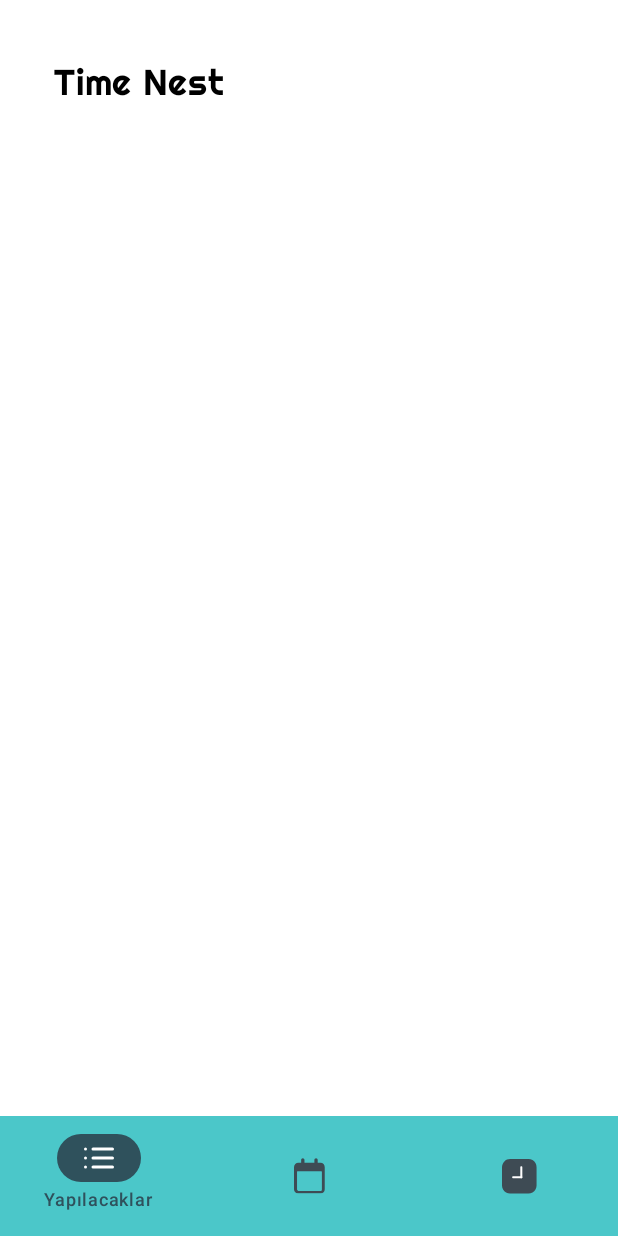
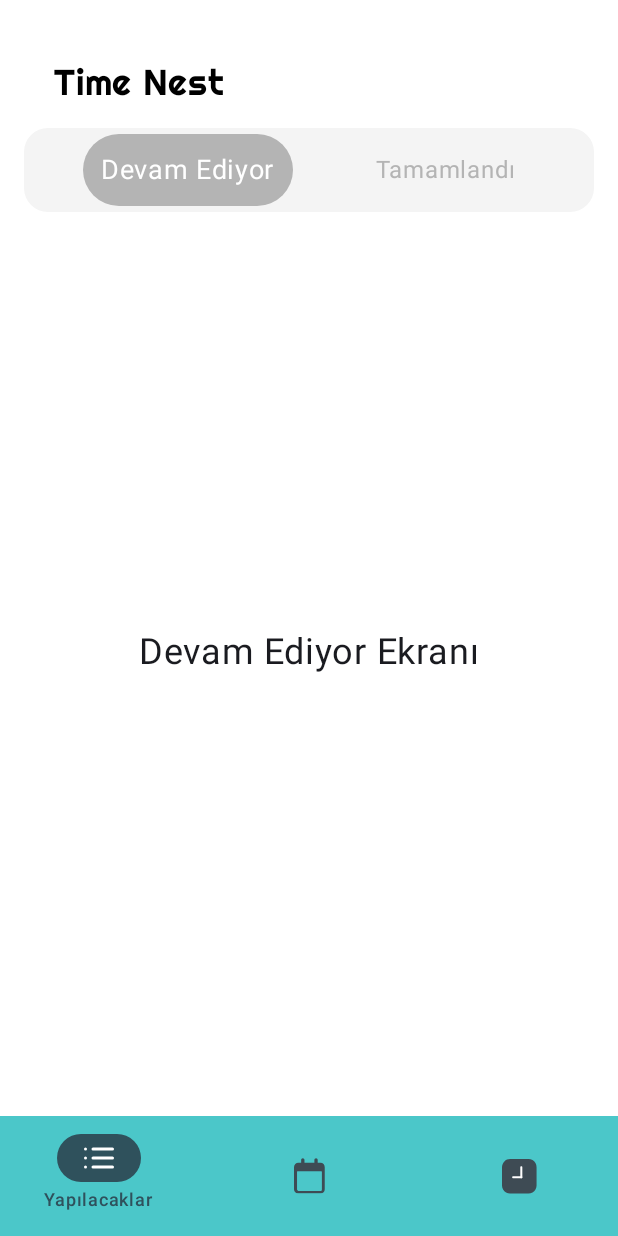
Before and after one commit to Muhammed-Turgut/Time-Nest-App-MT, an Android app built with Jetpack Compose: the screen it shows after launch (MainActivity), on a phone screen of 412 x 824 dp. Run offline under Robolectric (Android 15) with nearby library versions, the phone set to English and light mode, and no system bars.

Commit message:
Yapılacaklar ekranındaki topnavigation bar tamamlandı

```diff
--- a/app/src/main/AndroidManifest.xml
+++ b/app/src/main/AndroidManifest.xml
@@ -13,7 +13,7 @@
         android:theme="@style/Theme.TimeNestApp"
         tools:targetApi="31">
         <activity
-            android:name=".SplashScreen"
+            android:name=".Activitys.SplashScreen"
             android:exported="true"
             android:label="@string/title_activity_splash_screen"
             android:theme="@style/Theme.TimeNestApp" >
@@ -24,7 +24,7 @@
             </intent-filter>
         </activity>
         <activity
-            android:name=".MainActivity"
+            android:name=".Activitys.MainActivity"
             android:exported="false"
             android:label="@string/app_name"
             android:theme="@style/Theme.TimeNestApp">
--- a/app/src/main/java/com/muhammedturgut/timenestapp/MainActivity.kt
+++ b/app/src/main/java/com/muhammedturgut/timenestapp/Activitys/MainActivity.kt
@@ -1,19 +1,15 @@
-package com.muhammedturgut.timenestapp
+package com.muhammedturgut.timenestapp.Activitys
 
 import android.os.Bundle
 import androidx.activity.ComponentActivity
 import androidx.activity.compose.setContent
 import androidx.activity.enableEdgeToEdge
 import androidx.compose.foundation.Image
-import androidx.compose.foundation.background
 import androidx.compose.foundation.layout.*
 import androidx.compose.material3.*
 import androidx.compose.runtime.*
 import androidx.compose.ui.Modifier
-import androidx.compose.ui.graphics.Color
 import androidx.compose.ui.res.painterResource
-import androidx.compose.ui.text.font.Font
-import androidx.compose.ui.text.font.FontFamily
 import androidx.compose.ui.unit.dp
 import androidx.compose.ui.unit.sp
 import androidx.compose.ui.tooling.preview.Preview
@@ -21,18 +17,13 @@ import androidx.navigation.NavHostController
 import androidx.navigation.compose.NavHost
 import androidx.navigation.compose.composable
 import androidx.navigation.compose.rememberNavController
+import com.muhammedturgut.timenestapp.ModelClass.BottomNavigationItem
+import com.muhammedturgut.timenestapp.R
+import com.muhammedturgut.timenestapp.Screens.ToDoScreen
 import com.muhammedturgut.timenestapp.ui.theme.PrimaryColor
 import com.muhammedturgut.timenestapp.ui.theme.TimeNestAppTheme
 import com.muhammedturgut.timenestapp.ui.theme.selectedIconColor
 
-data class BottomNavigationItem(
-    val title: String,
-    val selectedIcon: Int,
-    val unSelectedIcon: Int,
-    val route: String,
-    val hasNews: Boolean,
-    val badgeCount: Int? = null
-)
 
 class MainActivity : ComponentActivity() {
     override fun onCreate(savedInstanceState: Bundle?) {
@@ -40,70 +31,56 @@ class MainActivity : ComponentActivity() {
         enableEdgeToEdge()
         setContent {
             TimeNestAppTheme {
-                val navController = rememberNavController()
+                val navControllerBottom = rememberNavController()
                 Surface {
                     Scaffold(
                         bottomBar = {
-                            NavigationBottomBar(navController)
+                            NavigationBottomBar(navControllerBottom)
                         },
                         content = { paddingValues ->
-                            NavigationHost(navController, Modifier.padding(paddingValues))
+                            NavigationHost(navControllerBottom, Modifier.padding(paddingValues))
                         }
                     )
                 }
             }
         }
+
+
     }
+
 }
 
+//Ekranlar Arası geçişler burda sağlanıyor.
 @Composable
 fun NavigationHost(navController: NavHostController, modifier: Modifier = Modifier) {
-    NavHost(navController, startDestination = "todo", modifier = modifier) {
+    NavHost(navController,
+        startDestination = "todo",
+        modifier = modifier) {
         composable("todo") { TodoScreen() }
         composable("calendar") { CalendarScreen() }
         composable("timer") { TimerScreen() }
     }
 }
 
+//yapılacaklar ekranı
 @Composable
 fun TodoScreen() {
-    ScreenContent("Yapılacaklar Ekranı")
+   val topNavigationBar= rememberNavController()
+   ToDoScreen(navController=topNavigationBar)
 }
 
+//Takvim ekranı
 @Composable
 fun CalendarScreen() {
-    ScreenContent("Takvim Ekranı")
+    com.muhammedturgut.timenestapp.Screens.CalendarScreen()
 }
 
+//Zamanlayıcı ekranı
 @Composable
 fun TimerScreen() {
-    ScreenContent("Zamanlayıcı Ekranı")
+    com.muhammedturgut.timenestapp.Screens.TimerScreen()
 }
 
-@Composable
-fun ScreenContent(text: String) {
-    Box(
-        modifier = Modifier
-            .fillMaxSize()
-            .background(Color.White)
-    ) {
-        Column(
-            modifier = Modifier
-                .fillMaxSize()
-                .padding(16.dp)
-        ) {
-            Text(
-                text = "Time Nest",
-                fontFamily = FontFamily(Font(R.font.righteousregular)),
-                fontSize = 24.sp,
-                color = Color.Black,
-                modifier = Modifier
-                    .padding(20.dp, 24.dp, 8.dp, 0.dp)
-            )
-
-        }
-    }
-}
 
 @Composable
 fun NavigationBottomBar(navController: NavHostController) {
--- /dev/null
+++ b/app/src/main/java/com/muhammedturgut/timenestapp/ModelClass/BottomNavigationItem.kt
@@ -0,0 +1,10 @@
+package com.muhammedturgut.timenestapp.ModelClass
+
+data class BottomNavigationItem(
+    val title: String,
+    val selectedIcon: Int,
+    val unSelectedIcon: Int,
+    val route: String,
+    val hasNews: Boolean,
+    val badgeCount: Int? = null
+)
--- /dev/null
+++ b/app/src/main/java/com/muhammedturgut/timenestapp/Screens/ToDoScreen.kt
@@ -0,0 +1,138 @@
+package com.muhammedturgut.timenestapp.Screens
+
+import android.content.ClipData.Item
+import androidx.compose.foundation.background
+import androidx.compose.foundation.clickable
+import androidx.compose.foundation.layout.Arrangement
+import androidx.compose.foundation.layout.Box
+import androidx.compose.foundation.layout.Column
+import androidx.compose.foundation.layout.Row
+import androidx.compose.foundation.layout.fillMaxSize
+import androidx.compose.foundation.layout.fillMaxWidth
+import androidx.compose.foundation.layout.height
+import androidx.compose.foundation.layout.padding
+import androidx.compose.foundation.layout.size
+import androidx.compose.foundation.shape.RoundedCornerShape
+import androidx.compose.material3.NavigationBar
+import androidx.compose.material3.Text
+import androidx.compose.runtime.Composable
+import androidx.compose.runtime.getValue
+import androidx.compose.runtime.mutableStateOf
+import androidx.compose.runtime.remember
+import androidx.compose.runtime.setValue
+import androidx.compose.ui.Alignment
+import androidx.compose.ui.Modifier
+import androidx.compose.ui.draw.clip
+import androidx.compose.ui.graphics.Color
+import androidx.compose.ui.text.font.Font
+import androidx.compose.ui.text.font.FontFamily
+import androidx.compose.ui.unit.dp
+import androidx.compose.ui.unit.sp
+import androidx.navigation.NavHostController
+import androidx.navigation.Navigation
+import androidx.navigation.compose.NavHost
+import androidx.navigation.compose.composable
+import com.muhammedturgut.timenestapp.Activitys.TodoScreen
+import com.muhammedturgut.timenestapp.R
+import com.muhammedturgut.timenestapp.ui.theme.ligthGray
+import com.muhammedturgut.timenestapp.ui.theme.ligthGray2
+import com.muhammedturgut.timenestapp.ui.theme.navTopSelectedColor
+import com.muhammedturgut.timenestapp.ui.theme.transparan
+import org.intellij.lang.annotations.JdkConstants.HorizontalAlignment
+import org.w3c.dom.Text
+
+
+
+
+@Composable
+fun ToDoScreen(navController: NavHostController) {
+    Box(
+        modifier = Modifier
+            .fillMaxSize()
+            .background(Color.White)
+    ) {
+        Column(
+            modifier = Modifier
+                .fillMaxSize()
+                .padding(16.dp)
+        ) {
+            Text(
+                text = "Time Nest",
+                fontFamily = FontFamily(Font(R.font.righteousregular)),
+                fontSize = 24.sp,
+                color = Color.Black,
+                modifier = Modifier
+                    .padding(20.dp, 24.dp, 8.dp, 16.dp)
+            )
+
+            NavigationBottomBar(navController = navController) // Navigation bar'ı burada çağırıyoruz
+
+            // Navigation graph'ını burada oluşturuyoruz.
+            NavHost(navController = navController, startDestination = "devam_ediyor") {
+                composable("devam_ediyor") { DevamEdiyor() }
+                composable("tamamlandi") { Tamamlandı() }
+            }
+        }
+    }
+}
+
+@Composable
+fun NavigationBottomBar(navController: NavHostController) {
+    val itemList = listOf(
+        KategoriHostItem("Devam Ediyor", "devam_ediyor"),
+        KategoriHostItem("Tamamlandı", "tamamlandi")
+    )
+
+    Row(
+        modifier = Modifier
+            .fillMaxWidth()
+            .clip(RoundedCornerShape(16.dp))
+            .background(ligthGray),
+        verticalAlignment = Alignment.CenterVertically,
+        horizontalArrangement = Arrangement.SpaceEvenly
+    ) {
+        var selectedTab by remember { mutableStateOf(itemList.first().route) }
+
+        itemList.forEach { item ->
+            Text(
+                modifier = Modifier
+                    .clickable {
+                        navController.navigate(item.route)
+                        selectedTab = item.route
+                    }
+                    .padding(4.dp)
+                    .clip(if (item.route == selectedTab) RoundedCornerShape(24.dp) else RoundedCornerShape(0.dp))
+                    .background(if (item.route == selectedTab) navTopSelectedColor else transparan).padding(12.dp),
+                text = item.title,
+                fontSize = if (item.route == selectedTab) 18.sp else 16.sp,
+                color = if (item.route == selectedTab) Color.White else ligthGray2
+            )
+        }
+
+    }
+}
+
+@Composable
+fun DevamEdiyor() {
+    Box(
+        modifier = Modifier.fillMaxSize(),
+        contentAlignment = Alignment.Center
+    ) {
+        Text(text = "Devam Ediyor Ekranı", fontSize = 24.sp)
+    }
+}
+
+@Composable
+fun Tamamlandı() {
+    Box(
+        modifier = Modifier.fillMaxSize(),
+        contentAlignment = Alignment.Center
+    ) {
+        Text(text = "Tamamlandı Ekranı", fontSize = 24.sp)
+    }
+}
+
+data class KategoriHostItem(
+    val title: String,
+    val route: String
+)
--- a/app/src/main/java/com/muhammedturgut/timenestapp/ui/theme/Color.kt
+++ b/app/src/main/java/com/muhammedturgut/timenestapp/ui/theme/Color.kt
@@ -9,5 +9,10 @@ val Pink80 = Color(0xFFEFB8C8)
 val Purple40 = Color(0xFF6650a4)
 val PurpleGrey40 = Color(0xFF625b71)
 val Pink40 = Color(0xFF7D5260)
+
 val PrimaryColor= Color(0xFF4BC7C9)
 val selectedIconColor =Color(0xFF2F515C)
+val ligthGray =Color(0xFFF4F4F4)
+val ligthGray2 =Color(0xFFB4B4B4)
+val navTopSelectedColor =Color(0xFFB4B4B4)
+val transparan=Color(0x00FFFFFF)
```
Also changed, not shown: app/src/main/java/com/muhammedturgut/timenestapp/Activitys/SplashScreen.kt (renamed from app/src/main/java/com/muhammedturgut/timenestapp/SplashScreen.kt, +3 -8 lines), app/src/main/java/com/muhammedturgut/timenestapp/ModelClass/ToDoScreenModel.kt (added, +13 -0 lines), app/src/main/java/com/muhammedturgut/timenestapp/Screens/CalendarScreen.kt (added, +42 -0 lines), app/src/main/java/com/muhammedturgut/timenestapp/Screens/TimerScreen.kt (added, +42 -0 lines).
